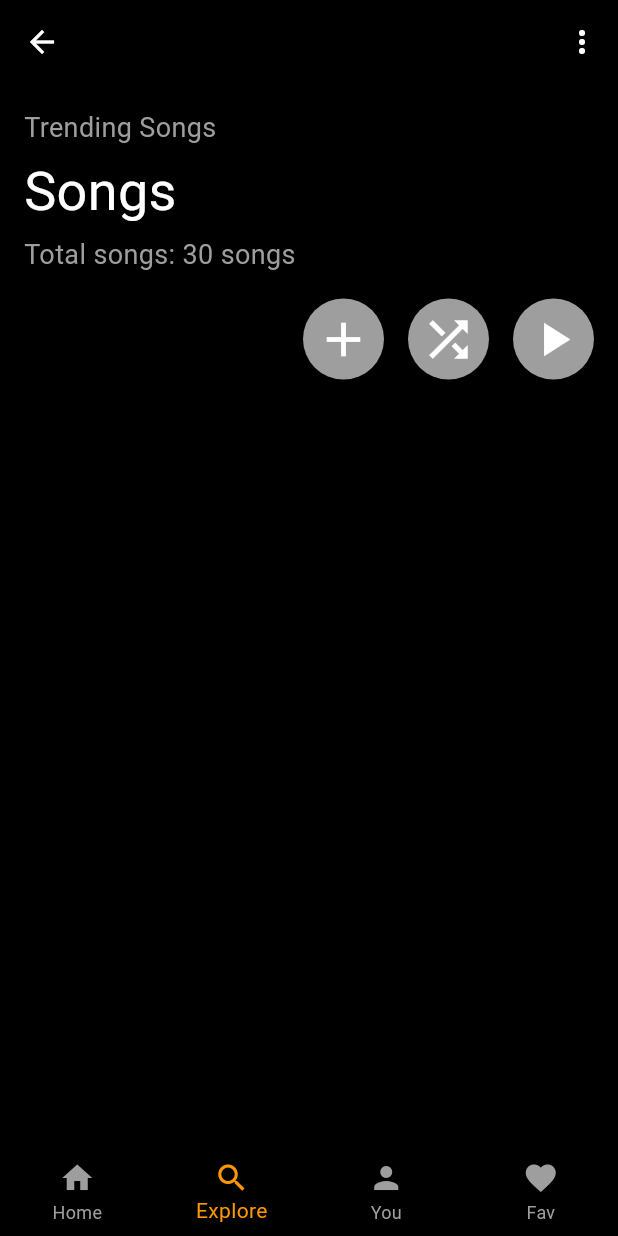
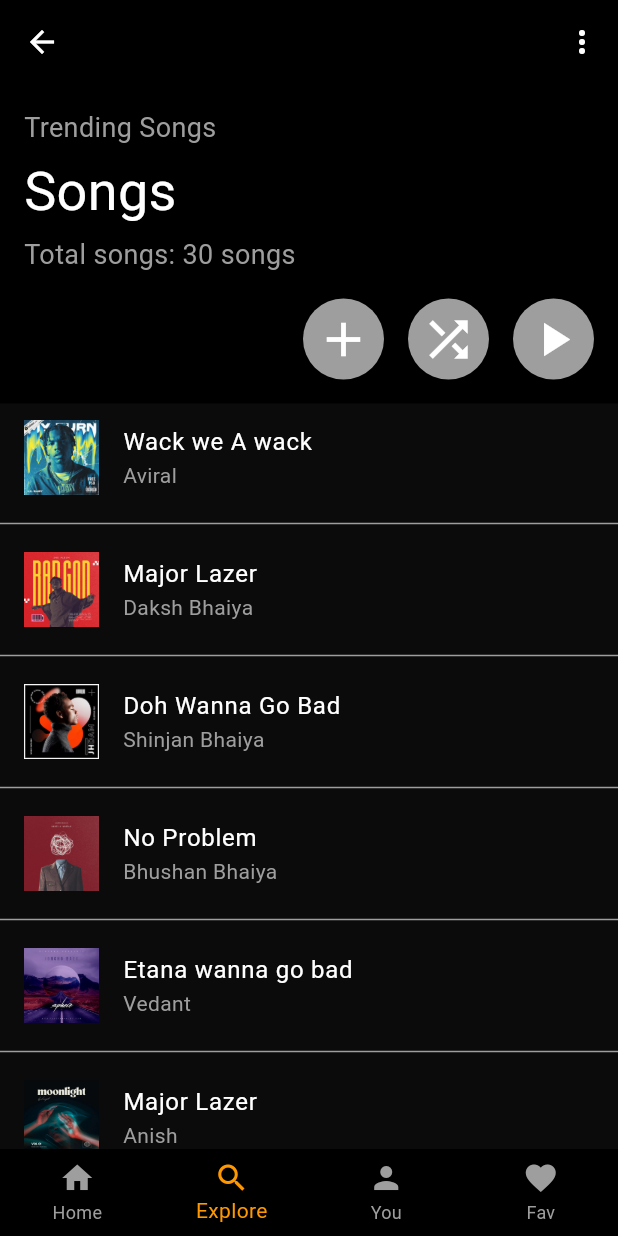
Before and after one commit to ATG-AVI/musicui_app, a Flutter app: the screen it shows after launch, item 2 of the bottom bar chosen, on a phone screen of 412 x 824 dp. Run offline on Flutter 3.47's test engine with Material 3 defaults, Android fonts, the light colour scheme and no system bars.

Commit message:
Explore page - 2

```diff
--- a/lib/pages/explore_page.dart
+++ b/lib/pages/explore_page.dart
@@ -63,31 +63,31 @@
                           shape: BoxShape.circle,
                         ),
                         child: IconButton(
-                          iconSize: 38, // Increase icon size
+                          iconSize: 38,
                           icon: Icon(Icons.add, color: Colors.white),
                           onPressed: () {},
                         ),
                       ),
-                      SizedBox(width: 16), // Increase space between icons
+                      SizedBox(width: 16),
                       Container(
                         decoration: BoxDecoration(
                           color: Colors.grey,
                           shape: BoxShape.circle,
                         ),
                         child: IconButton(
-                          iconSize: 38, // Increase icon size
+                          iconSize: 38,
                           icon: Icon(Icons.shuffle, color: Colors.white),
                           onPressed: () {},
                         ),
                       ),
-                      SizedBox(width: 16), // Increase space between icons
+                      SizedBox(width: 16),
                       Container(
                         decoration: BoxDecoration(
                           color: Colors.grey,
                           shape: BoxShape.circle,
                         ),
                         child: IconButton(
-                          iconSize: 38, // Increase icon size
+                          iconSize: 38,
                           icon: Icon(Icons.play_arrow, color: Colors.white),
                           onPressed: () {},
                         ),
@@ -97,10 +97,94 @@
                 ],
               ),
             ),
-            // Add more content here as needed
+            Expanded(
+              child: Container(
+                color: Color.fromARGB(255, 11, 11, 11),
+                child: ListView(
+                  children: [
+                    _buildSongTile(
+                      'lib/images/1.jpg',
+                      'Wack we A wack',
+                      'Aviral',
+                    ),
+                    _buildSongTile(
+                      'lib/images/2.jpg',
+                      'Major Lazer',
+                      'Daksh Bhaiya',
+                    ),
+                    _buildSongTile(
+                      'lib/images/3.jpg',
+                      'Doh Wanna Go Bad',
+                      'Shinjan Bhaiya',
+                    ),
+                    _buildSongTile(
+                      'lib/images/4.jpg',
+                      'No Problem',
+                      'Bhushan Bhaiya',
+                    ),
+                    _buildSongTile(
+                      'lib/images/5.jpg',
+                      'Etana wanna go bad',
+                      'Vedant',
+                    ),
+                    _buildSongTile(
+                      'lib/images/6.jpg',
+                      'Major Lazer',
+                      'Anish',
+                    ),
+                    _buildSongTile(
+                      'lib/images/7.jpg',
+                      'Doh Wanna Go Bad',
+                      'Vedant',
+                    ),
+                    _buildSongTile(
+                      'lib/images/8.jpg',
+                      'Wack we A wack',
+                      'Anish',
+                    ),
+                    _buildSongTile(
+                      'lib/images/9.jpg',
+                      'Etana wanna go bad',
+                      'Shinjan Bhaiya',
+                    ),
+                    _buildSongTile(
+                      'lib/images/10.jpg',
+                      'No Problem',
+                      'Daksh Bhaiya',
+                    ),
+                  ],
+                ),
+              ),
+            ),
           ],
         ),
       ),
     );
   }
+
+  Widget _buildSongTile(String imagePath, String songTitle, String artistName) {
+    return Column(
+      children: [
+        ListTile(
+          leading: Image.asset(
+            imagePath,
+            width: 50,
+            height: 50,
+          ),
+          title: Text(
+            songTitle,
+            style: TextStyle(color: Colors.white),
+          ),
+          subtitle: Text(
+            artistName,
+            style: TextStyle(color: Colors.grey),
+          ),
+        ),
+        Divider(
+          color: Colors.grey,
+          thickness: 1,
+        ),
+      ],
+    );
+  }
 }
```
